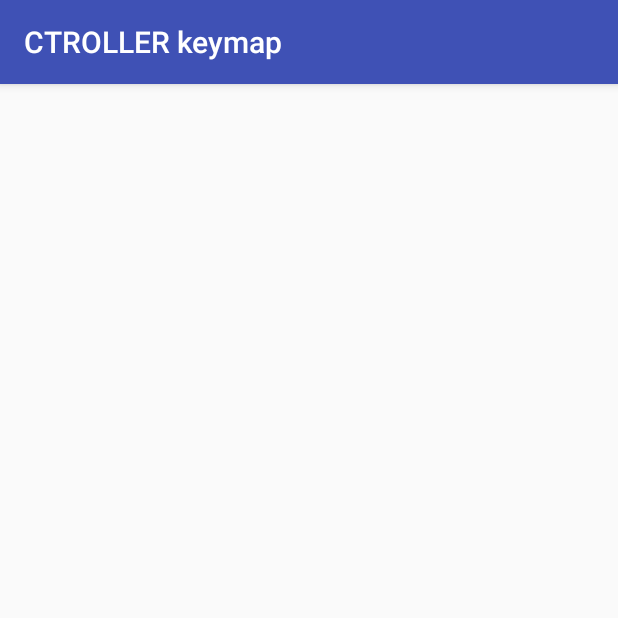
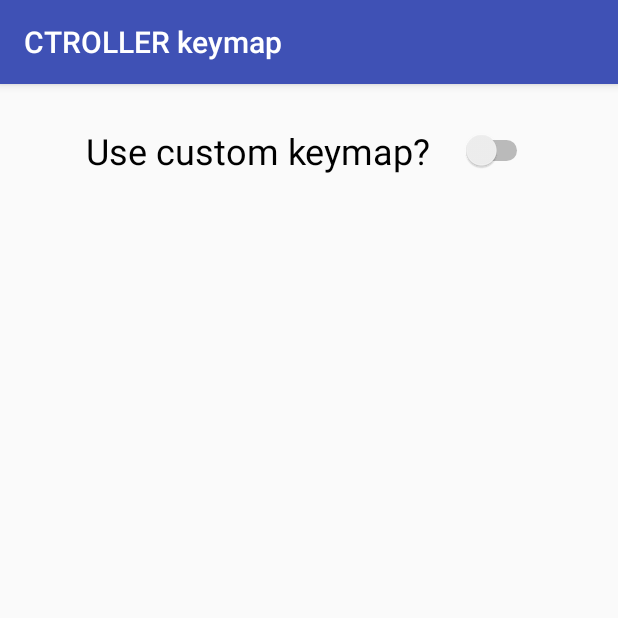
Before and after one commit to hacker1024/ctroller-android-app, an Android app: the SettingsActivity screen opened directly, with no data from a screen before it, on a phone screen of 412 x 824 dp, the top half of it. Run offline under Robolectric (Android 15) with nearby library versions, the phone set to English and light mode, and no system bars.

Commit message:
Add custom keymap switch

```diff
--- a/app/src/main/res/layout/activity_settings.xml
+++ b/app/src/main/res/layout/activity_settings.xml
@@ -6,4 +6,17 @@
     android:layout_height="match_parent"
     tools:context=".SettingsActivity">
 
+    <Switch
+        android:id="@+id/switch1"
+        android:layout_width="wrap_content"
+        android:layout_height="wrap_content"
+        android:layout_marginEnd="8dp"
+        android:layout_marginStart="8dp"
+        android:layout_marginTop="28dp"
+        android:switchPadding="20dp"
+        android:text="@string/switch_label_custom_keymap"
+        android:textSize="24sp"
+        app:layout_constraintEnd_toEndOf="parent"
+        app:layout_constraintStart_toStartOf="parent"
+        app:layout_constraintTop_toTopOf="parent" />
 </android.support.constraint.ConstraintLayout>
--- a/app/src/main/res/values/strings.xml
+++ b/app/src/main/res/values/strings.xml
@@ -7,4 +7,5 @@
     <string name="about_description">CTROLLER for Android is a port of phijor\'s CTROLLER app for linux to android. It allows you to use your Nintendo 3DS as a game controller for android.</string>
     <string name="about_version_header">Versions:</string>
     <string name="settings_title">CTROLLER keymap</string>
+    <string name="switch_label_custom_keymap">Use custom keymap?</string>
 </resources>
```
